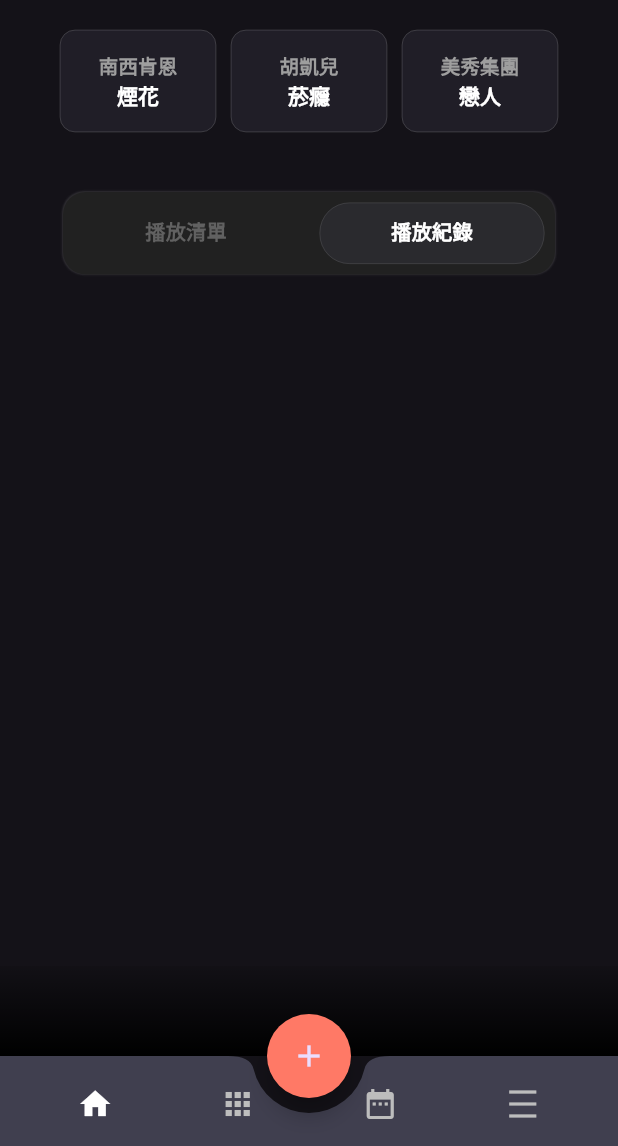
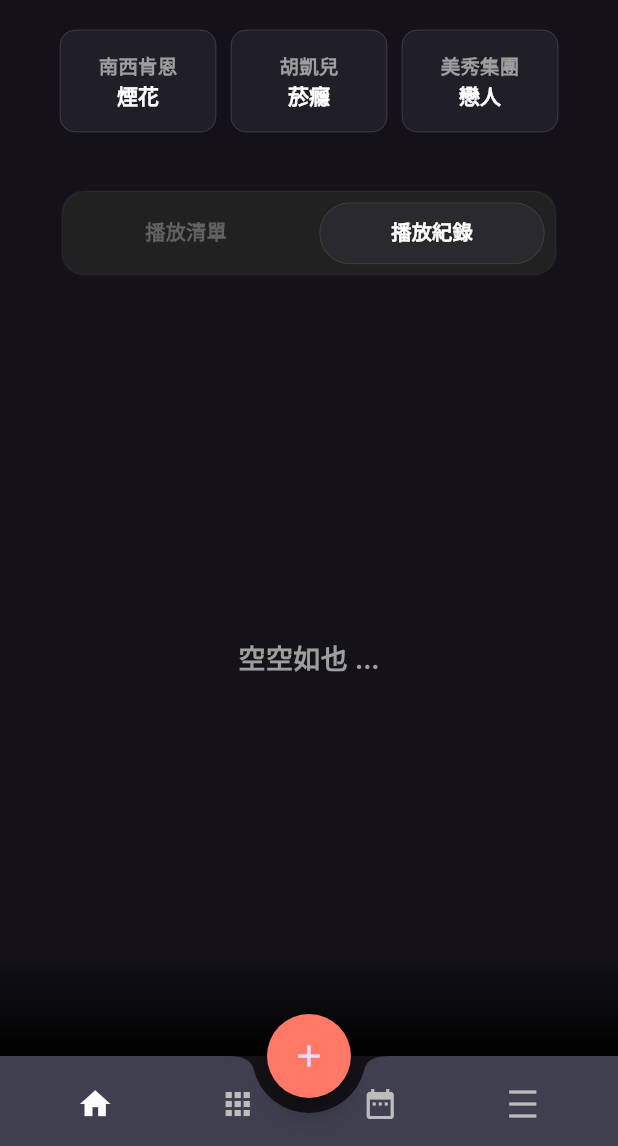
Before and after one commit to a3216lucy/app_test, a Flutter app: the screen it shows after launch, tab 2 chosen, on a phone screen of 412 x 824 dp, the part 90-1236 px from its top. Run offline on Flutter 3.47's test engine with Material 2 defaults, Android fonts, the phone set to English and light mode, and no system bars; our stand-ins replace dio, flutter_riverpod, freezed_annotation, get_it, go_router; network calls fail.

Commit message:
chore: 測試路由導轉問題

```diff
--- a/lib/router.dart
+++ b/lib/router.dart
@@ -1,3 +1,4 @@
+import 'package:app_test/src/pages/a.dart';
 import 'package:app_test/src/pages/apps.dart';
 import 'package:app_test/src/pages/calendar.dart';
 import 'package:app_test/src/pages/details.dart';
@@ -5,10 +6,13 @@ import 'package:app_test/src/pages/home_page.dart';
 import 'package:app_test/src/pages/setting.dart';
 import 'package:app_test/src/services/navigation_service.dart';
 import 'package:app_test/src/widgets/bottom_navigation_barTool.dart';
+import 'package:flutter/material.dart';
 import 'package:get_it/get_it.dart';
 import 'package:go_router/go_router.dart';
 
 final rootNavigatorKey = GetIt.I<NavigationService>().navigatorKey;
+final _shellNavigatorAKey = GlobalKey<NavigatorState>(debugLabel: 'shellA');
+final _shellNavigatorBKey = GlobalKey<NavigatorState>(debugLabel: 'shellB');
 
 /// 路由設定
 final GoRouter router = GoRouter(
@@ -24,10 +28,16 @@ final GoRouter router = GoRouter(
           branches: [
             // first nav
             StatefulShellBranch(
+              navigatorKey: _shellNavigatorAKey,
               routes: [
                 GoRoute(
                     path: '/home',
                     builder: (context, state) => const HomePage(),
+                    routes: [
+                      // child route
+                      GoRoute(
+                          path: 'detail',
+                          builder: (context, state) => const A(),
                           routes: [
                             // child route
                             GoRoute(
@@ -38,10 +48,12 @@ final GoRouter router = GoRouter(
                                   return Details(index: index);
                                 }),
                           ]),
+                    ]),
               ],
             ),
             // second nav
             StatefulShellBranch(
+              navigatorKey: _shellNavigatorBKey,
               routes: [
                 GoRoute(
                   path: '/app',
--- a/lib/src/components/play_lists.dart
+++ b/lib/src/components/play_lists.dart
@@ -60,8 +60,10 @@ class _PlayListsState extends State<PlayLists> {
                           // 執行導航導轉
                           print(
                               'Navigating to detailPage with index ${tracksData[index].duration}');
-                          GoRouter.of(context).go(ScreenPaths.detailPage(
+                          GoRouter.of(context).push(ScreenPaths.detailPage(
                               index: tracksData[index].duration));
+                          // GoRouter.of(context).go(ScreenPaths.detailPage(
+                          //     index: tracksData[index].duration));
                         },
                       );
                     },
--- a/lib/src/components/playback_lists.dart
+++ b/lib/src/components/playback_lists.dart
@@ -14,7 +14,7 @@ class PlaybackLists extends StatelessWidget {
         print('PlaybackLists');
         print(songList.length);
 
-        // 根據 songList 的內容構建UI
+        // 根據 songList 的內容構建 UI
         return ListView.builder(
           itemCount: songList.length,
           itemBuilder: (context, index) {
@@ -22,7 +22,6 @@ class PlaybackLists extends StatelessWidget {
             return ListTile(
               title: Text(song.name),
               subtitle: Text(song.album.name),
-              // 其他 song 屬性...
             );
           },
         );
--- a/lib/src/constants/route_path.dart
+++ b/lib/src/constants/route_path.dart
@@ -2,8 +2,10 @@
 class ScreenPaths {
   //home
   static String home() => '/home';
+  //a
+  static String a() => '/home/detail';
   //detailPage
-  static String detailPage({int? index}) => '/home/$index';
+  static String detailPage({int? index}) => '/home/detail/$index';
   //app
   static String app() => '/app';
   //calendar
--- a/lib/src/pages/apps.dart
+++ b/lib/src/pages/apps.dart
@@ -17,7 +17,8 @@ class Apps extends StatelessWidget {
             style: TextStyle(fontWeight: FontWeight.bold, fontSize: 20)),
         OutlinedButton(
           onPressed: () {
-            GoRouter.of(context).go(ScreenPaths.detailPage(index: 43));
+            // GoRouter.of(context).go(ScreenPaths.detailPage(index: 43));
+            GoRouter.of(context).push(ScreenPaths.a());
           },
           child: const Text('Detail Page'),
         ),
--- a/lib/src/pages/home_page.dart
+++ b/lib/src/pages/home_page.dart
@@ -1,7 +1,6 @@
 import 'package:app_test/src/components/play_lists.dart';
 import 'package:app_test/src/components/playback_lists.dart';
 import 'package:app_test/src/components/row_bar.dart';
-import 'package:app_test/src/models/search.dart';
 import 'package:flutter/material.dart';
 import 'package:flutter_riverpod/flutter_riverpod.dart';
 
@@ -32,7 +31,6 @@ class _HomePageState extends State<HomePage>
 
   @override
   Widget build(BuildContext context) {
-    bool isNoData = false;
     return Scaffold(
         appBar: AppBar(
           toolbarHeight: 180,
@@ -49,15 +47,7 @@ class _HomePageState extends State<HomePage>
             ],
           ),
         ),
-        body: Consumer(builder: (context, ref, child) {
-          ref.listen<List<Datum>?>(songDataProvider, (songList, newSongList) {
-            // 執行與 songDataProvider 的狀態更改相關的操作
-            isNoData = songList!.isEmpty;
-            print('Song list updated: $isNoData');
-          });
-          print(isNoData);
-
-          return Stack(
+        body: Stack(
             alignment: Alignment.bottomCenter,
             fit: StackFit.passthrough,
             children: [
@@ -124,8 +114,13 @@ class _HomePageState extends State<HomePage>
                           const Center(
                             child: PlayLists(),
                           ),
+
+                          Consumer(builder: (context, ref, child) {
+                            final isNoData =
+                                ref.watch(songDataProvider).isEmpty;
+
                             // second tab
-                            Center(
+                            return Center(
                               child: isNoData
                                   ? const Text(
                                       '空空如也 ...',
@@ -136,7 +131,8 @@ class _HomePageState extends State<HomePage>
                                       ),
                                     )
                                   : const PlaybackLists(),
-                            ),
+                            );
+                          })
                         ],
                       ),
                     ),
@@ -160,7 +156,6 @@ class _HomePageState extends State<HomePage>
                   ),
                 ),
               ),
-              ]);
-        }));
+            ]));
   }
 }
--- a/pubspec.yaml
+++ b/pubspec.yaml
@@ -12,7 +12,7 @@ environment:
 dependencies:
   flutter:
     sdk: flutter
-  go_router: ^8.0.1
+  go_router: ^8.0.3
   cupertino_icons: ^1.0.2
   get_it: ^7.6.0
   dio: ^5.3.2
```
Also changed, not shown: lib/src/pages/a.dart (added, +10 -0 lines). Lines whose indentation alone changed are shown as unchanged.
